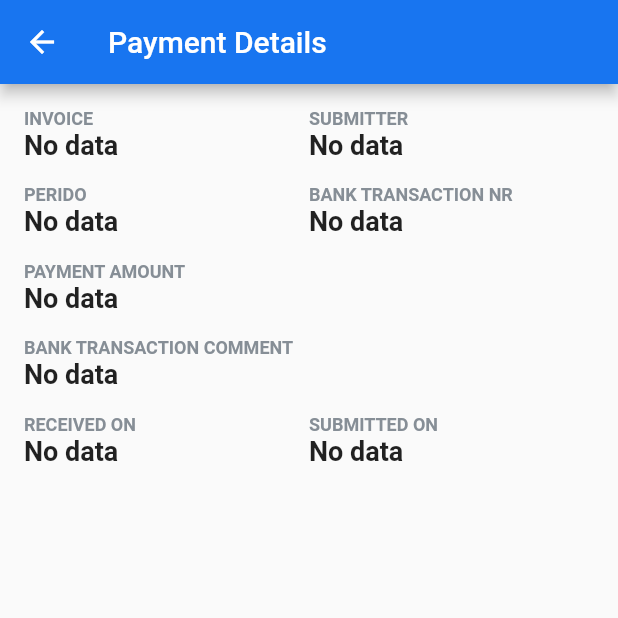
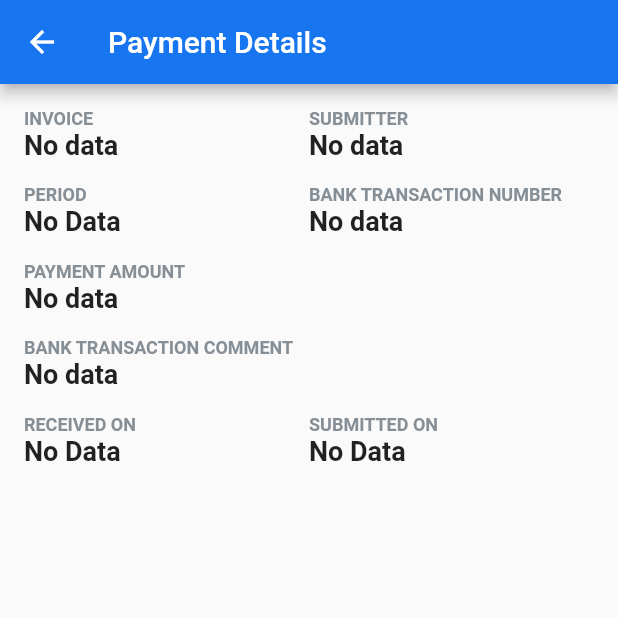
Before and after one commit to vladislavv27/hmguru_app, a Flutter app: the PaymentDetailView screen opened directly with empty values, on a phone screen of 412 x 824 dp, the top half of it. Run offline on Flutter 3.47's test engine with Material 2 defaults, Android fonts, the phone set to English and light mode, and no system bars; our stand-ins replace fl_chart, flutter_dotenv, flutter_secure_storage, flutter_svg, jwt_decoder, shared_preferences; missing offline and left inert: flag; accounts and stored records are empty; generated files the repository leaves out were written again; network calls fail.

Commit message:
Implemented Localization for payment_details_view and not_resident_view

```diff
--- a/lib/src/pages/payment_details_view.dart
+++ b/lib/src/pages/payment_details_view.dart
@@ -3,6 +3,7 @@ import 'package:hmguru/src/controllers/payment_detail_controller.dart';
 import 'package:hmguru/src/models/app_colors.dart';
 import 'package:hmguru/src/models/payments_vm.dart';
 import 'package:intl/intl.dart';
+import 'package:hmguru/l10n/global_localizations.dart';
 
 class PaymentDetailView extends StatefulWidget {
   final String paymentId;
@@ -36,7 +37,7 @@ class _PaymentDetailViewState extends State<PaymentDetailView> {
   Widget build(BuildContext context) {
     return Scaffold(
       appBar: AppBar(
-        title: Text('Payment Details'),
+        title: Text(AppLocalizations.of(context)!.paymentDetails),
         backgroundColor: AppColors.primaryColor,
       ),
       body: _isLoading
@@ -56,12 +57,16 @@ class _PaymentDetailViewState extends State<PaymentDetailView> {
           Row(
             children: [
               Expanded(
-                child: _buildDetail("invoice",
-                    _paymentDetail?.invoiceUID.toString() ?? "No data"),
+                child: _buildDetail(
+                  AppLocalizations.of(context)!.invoice.toUpperCase(),
+                  _paymentDetail?.invoiceUID.toString() ?? "No data",
+                ),
               ),
               Expanded(
-                child: _buildDetail("submitter",
-                    _paymentDetail?.submitter.toString() ?? "No data"),
+                child: _buildDetail(
+                  AppLocalizations.of(context)!.submitter.toUpperCase(),
+                  _paymentDetail?.submitter.toString() ?? "No data",
+                ),
               ),
             ],
           ),
@@ -69,30 +74,40 @@ class _PaymentDetailViewState extends State<PaymentDetailView> {
             children: [
               Expanded(
                 child: _buildDetail(
-                    "perido", _formatDateYearMonth(_paymentDetail?.period)),
+                  AppLocalizations.of(context)!.period.toUpperCase(),
+                  _formatDateYearMonth(_paymentDetail?.period),
+                ),
               ),
               Expanded(
-                child: _buildDetail("bank transaction nr",
-                    _paymentDetail?.bankTransactionID.toString() ?? "No data"),
+                child: _buildDetail(
+                  AppLocalizations.of(context)!.bankTransactionNr.toUpperCase(),
+                  _paymentDetail?.bankTransactionID.toString() ?? "No data",
+                ),
               ),
             ],
           ),
           _buildDetail(
-            "payment amount",
+            AppLocalizations.of(context)!.paymentAmount.toUpperCase(),
             _paymentDetail?.amount.toStringAsFixed(2) ?? "No data",
             _paymentDetail?.currency,
           ),
-          _buildDetail("bank transaction comment",
-              _paymentDetail?.bankTransactionComment.toString() ?? "No data"),
+          _buildDetail(
+            AppLocalizations.of(context)!.bankTransactionComment.toUpperCase(),
+            _paymentDetail?.bankTransactionComment.toString() ?? "No data",
+          ),
           Row(
             children: [
               Expanded(
-                child: _buildDetail("Received on",
-                    formatDateFulldate(_paymentDetail?.receivedOn)),
+                child: _buildDetail(
+                  AppLocalizations.of(context)!.receivedOn.toUpperCase(),
+                  formatDateFulldate(_paymentDetail?.receivedOn),
+                ),
               ),
               Expanded(
-                child: _buildDetail("submitted on".toUpperCase(),
-                    formatDateFulldate(_paymentDetail?.submittedOn)),
+                child: _buildDetail(
+                  AppLocalizations.of(context)!.submittedOn.toUpperCase(),
+                  formatDateFulldate(_paymentDetail?.submittedOn),
+                ),
               ),
             ],
           ),
@@ -110,7 +125,7 @@ class _PaymentDetailViewState extends State<PaymentDetailView> {
       crossAxisAlignment: CrossAxisAlignment.start,
       children: [
         Text(
-          label.toUpperCase(),
+          label,
           style: TextStyle(
             fontWeight: FontWeight.bold,
             color: AppColors.textGrayColor,
@@ -130,7 +145,7 @@ class _PaymentDetailViewState extends State<PaymentDetailView> {
     if (date != null) {
       return DateFormat('dd.MM.yyyy').format(date);
     } else {
-      return 'No data';
+      return AppLocalizations.of(context)!.noData;
     }
   }
 
@@ -138,6 +153,6 @@ class _PaymentDetailViewState extends State<PaymentDetailView> {
     if (date != null) {
       return DateFormat('MMMM y').format(date);
     }
-    return "No data";
+    return AppLocalizations.of(context)!.noData;
   }
 }
```
Also changed, not shown: lib/l10n/app_en.arb (+14 -1 lines), lib/l10n/app_lv.arb (+14 -1 lines), lib/l10n/app_ru.arb (+14 -1 lines), lib/src/pages/not_resident_view.dart (+4 -3 lines).
